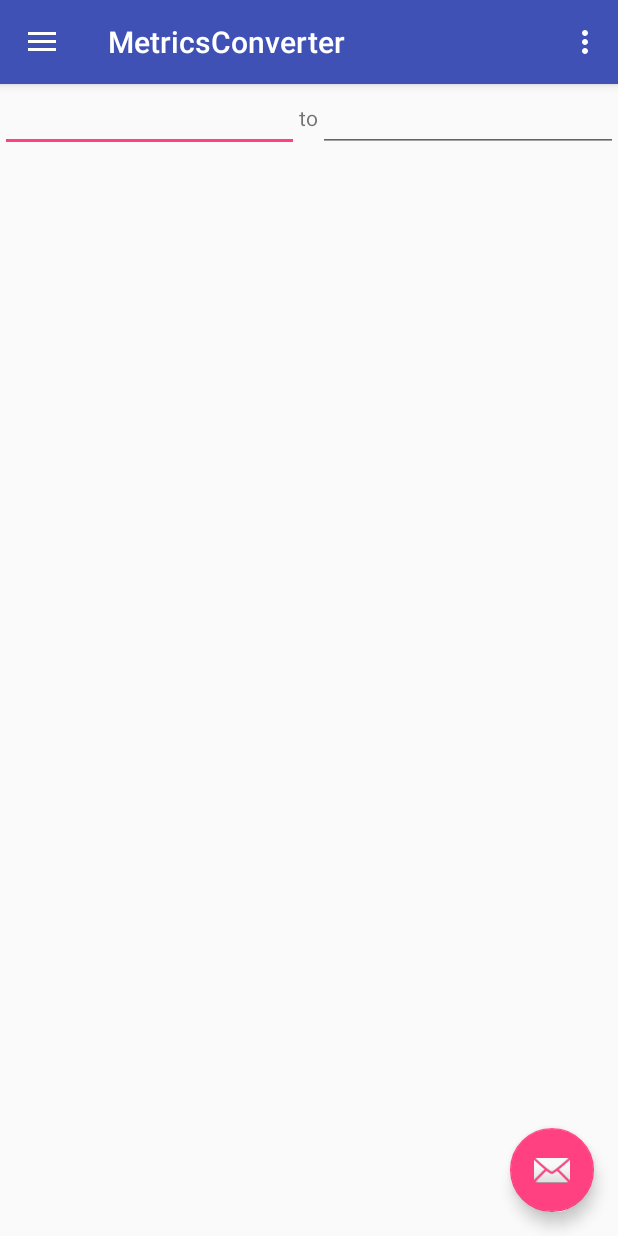
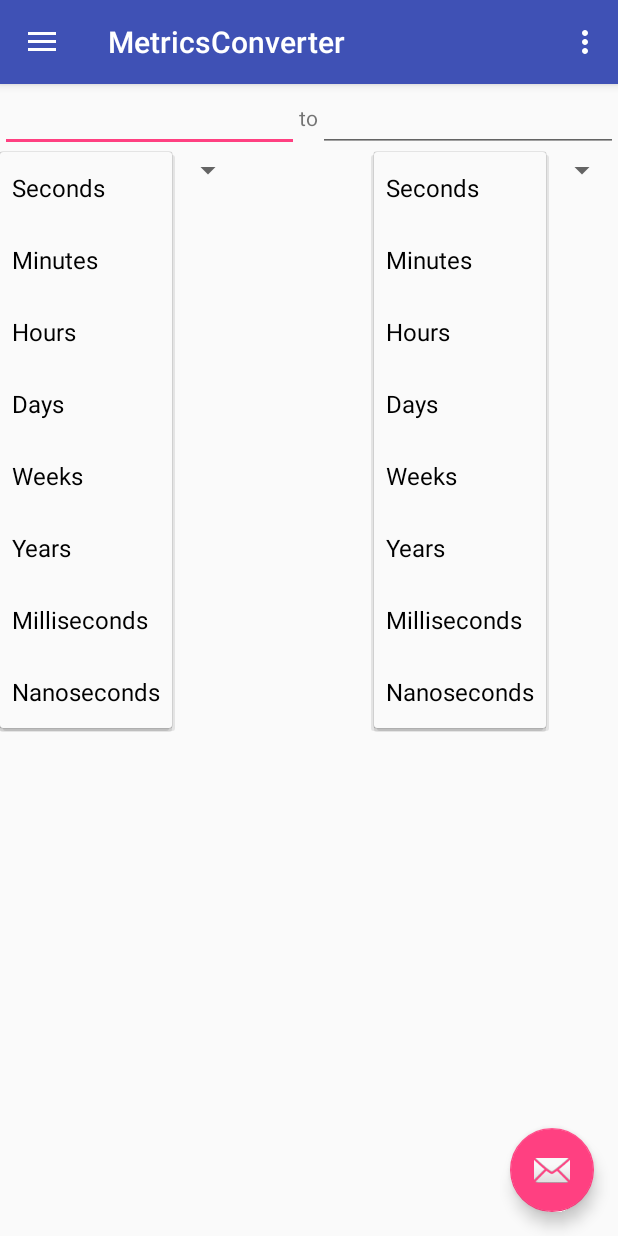
Before and after one commit to gkgkgkgk/AndroidVisualMetricsConverter, an Android app: the screen it shows after launch (MainActivity), in the side drawer, after a tap on "Speed", on a phone screen of 412 x 824 dp. Run offline under Robolectric (Android 15) with nearby library versions, the phone set to English and light mode, and no system bars.

Commit message:
Improvement in UI

```diff
--- a/app/src/main/java/com/example/gavri/metricsconverter/MainActivity.java
+++ b/app/src/main/java/com/example/gavri/metricsconverter/MainActivity.java
@@ -12,9 +12,17 @@ import android.support.v7.app.AppCompatActivity;
 import android.support.v7.widget.Toolbar;
 import android.view.Menu;
 import android.view.MenuItem;
+import android.widget.ArrayAdapter;
+import android.widget.Spinner;
+
+import java.util.ArrayList;
+import java.util.List;
 
 public class MainActivity extends AppCompatActivity
         implements NavigationView.OnNavigationItemSelectedListener {
+
+    Spinner spinnerLeft, spinnerRight;
+
 
     @Override
     protected void onCreate(Bundle savedInstanceState) {
@@ -81,7 +89,7 @@ public class MainActivity extends AppCompatActivity
         int id = item.getItemId();
 
         if (id == R.id.nav_speed) {
-            // Handle the camera action
+            addSpinnerItems();
         } else if (id == R.id.nav_cooking) {
 
         } else if (id == R.id.nav_data) {
@@ -98,4 +106,38 @@ public class MainActivity extends AppCompatActivity
         drawer.closeDrawer(GravityCompat.START);
         return true;
     }
+
+    public void addSpinnerItems() {
+
+        spinnerLeft = (Spinner) findViewById(R.id.spinnerLeft);
+        spinnerRight = (Spinner) findViewById(R.id.spinnerRight);
+
+        ArrayAdapter<String> dataAdapter = new ArrayAdapter<String>(this,
+                android.R.layout.simple_spinner_item, getResources().getStringArray(R.array.time));
+        dataAdapter.setDropDownViewResource(android.R.layout.simple_spinner_dropdown_item);
+        spinnerLeft.setAdapter(dataAdapter);
+        spinnerRight.setAdapter(dataAdapter);
+    }
+
+    /*public void addListenerOnButton() {
+
+        spinnerLeft = (Spinner) findViewById(R.id.spinnerLeft);
+        spinnerRight = (Spinner) findViewById(R.id.spinnerRight);
+        btnSubmit = (Button) findViewById(R.id.btnSubmit);
+
+        btnSubmit.setOnClickListener(new OnClickListener() {
+
+            @Override
+            public void onClick(View v) {
+
+                Toast.makeText(MyAndroidAppActivity.this,
+                        "OnClickListener : " +
+                                "\nSpinner 1 : "+ String.valueOf(spinner1.getSelectedItem()) +
+                                "\nSpinner 2 : "+ String.valueOf(spinner2.getSelectedItem()),
+                        Toast.LENGTH_SHORT).show();
+            }
+
+        });
+    }*/
+
 }
--- a/app/src/main/res/layout/content_main.xml
+++ b/app/src/main/res/layout/content_main.xml
@@ -3,16 +3,17 @@
                 android:layout_height="wrap_content"
                 android:layout_width="wrap_content"
                 xmlns:tools="http://schemas.android.com/tools"
-                app:layout_behavior="@string/appbar_scrolling_view_behavior"
-                tools:context="com.example.gavri.metricsconverter.MainActivity"
-                tools:showIn="@layout/app_bar_main"
-                xmlns:app="http://schemas.android.com/apk/res-auto">
+                xmlns:app="http://schemas.android.com/apk/res-auto"
+                app:layout_behavior="android.support.design.widget.AppBarLayout$ScrollingViewBehavior"
+
+    >
 
     <RelativeLayout
     android:id="@+id/relativeLayout"
     android:layout_width="match_parent"
     android:layout_height="wrap_content"
-    >
+
+    android:layout_alignParentTop="true">
 
     <EditText
         android:id="@+id/editText14"
@@ -43,8 +44,28 @@
 
     <RelativeLayout
         android:layout_width="match_parent"
-    android:layout_height="match_parent"
-    android:layout_below="@+id/relativeLayout">
+        android:layout_height="wrap_content"
+        android:layout_below="@+id/relativeLayout"
+        android:id="@+id/relativeLayout3"
+        android:layout_alignParentStart="true"
+        android:layout_alignParentEnd="true">
+
+        <Spinner
+            android:id="@+id/spinnerLeft"
+            android:layout_width="wrap_content"
+            android:layout_height="wrap_content"/>
+
+        <Spinner
+            android:id="@+id/spinnerRight"
+            android:layout_width="wrap_content"
+            android:layout_height="wrap_content"
+            android:layout_alignParentEnd="true"/>
+    </RelativeLayout>
+
+    <RelativeLayout
+        android:layout_width="match_parent"
+        android:layout_height="wrap_content"
+        android:layout_below="@+id/relativeLayout3">
 
         <FrameLayout
             android:layout_width="match_parent"
--- a/app/src/main/res/values/strings.xml
+++ b/app/src/main/res/values/strings.xml
@@ -5,4 +5,16 @@
     <string name="navigation_drawer_close">Close navigation drawer</string>
 
     <string name="action_settings">Settings</string>
+
+    <string-array name="time">
+        <item>Seconds</item>
+        <item>Minutes</item>
+        <item>Hours</item>
+        <item>Days</item>
+        <item>Weeks</item>
+        <item>Years</item>
+        <item>Milliseconds</item>
+        <item>Nanoseconds</item>
+    </string-array>
+
 </resources>
```
Lines whose indentation alone changed are shown as unchanged.
